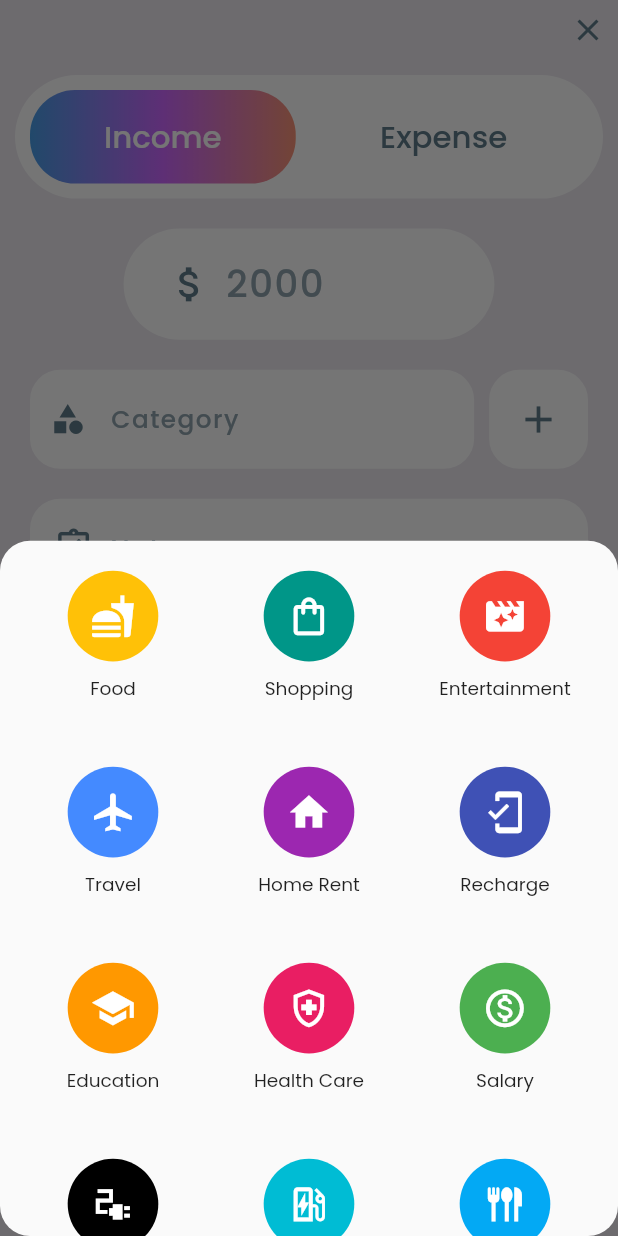
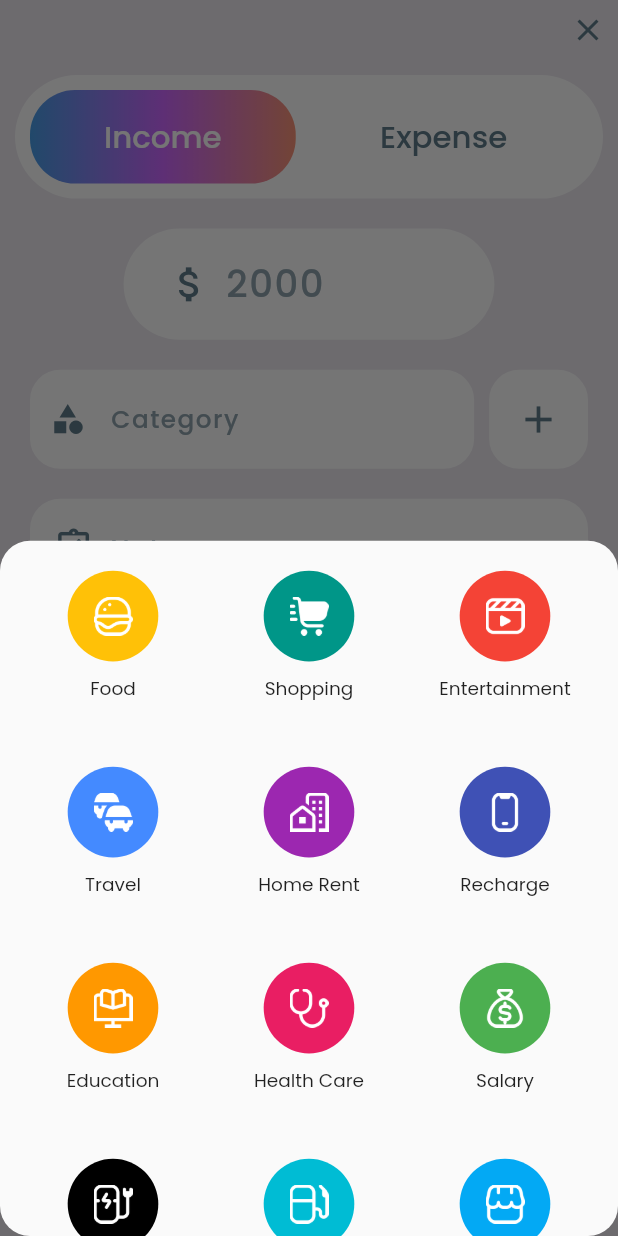
Before and after one commit to theAkHilsarkar18/income_expense_app, a Flutter app: the Insertscreen screen opened by its route, after a tap on "Category", on a phone screen of 412 x 824 dp. Run offline on Flutter 3.47's test engine with Material 2 defaults, Android fonts, the phone set to English and light mode, and no system bars; our stand-ins replace get, google_fonts, shared_preferences, sizer, sqflite; missing offline and left inert: draw_graph; accounts and stored records are empty.

Commit message:
21-05-2023

```diff
--- a/lib/screen/home/stateless/listview.dart
+++ b/lib/screen/home/stateless/listview.dart
@@ -49,7 +49,7 @@ class ListViewHomescreen extends StatelessWidget {
 
 
 // transaction box
-Widget transactionBox(String category,String note,String date,String time,String amount,Icon i1,Color c1,int b1,String paytype) {
+Widget transactionBox(String category,String note,String date,String time,int amount,Icon i1,Color c1,int b1,String paytype) {
   return Container(
     height: 11.h,
     width: double.infinity,
--- a/lib/screen/home/view/homescreen.dart
+++ b/lib/screen/home/view/homescreen.dart
@@ -38,6 +38,8 @@ class _HomescreenState extends State<Homescreen> {
     DatabaseHelper databaseHelper = DatabaseHelper();
     databaseHelper.checkDatabase();
     transactionController.readTransaction();
+    transactionController.totalIncome();
+    transactionController.totalExpanse();
     print("${transactionController.transactionList.length}======initstate========");
   }
   @override
--- a/lib/screen/insertscreen/controller/insertcontroller.dart
+++ b/lib/screen/insertscreen/controller/insertcontroller.dart
@@ -99,4 +99,20 @@ class InsertController extends GetxController {
   Rx<DateTime?> pickeddate = DateTime.now().obs;
   Rx<TimeOfDay?> pickedTime = TimeOfDay.now().obs;
 
+  // category image list
+  List categoryImageList = [
+    'assets/category/food.png',
+    'assets/category/shop.png',
+    'assets/category/ent.png',
+    'assets/category/travel.png',
+    'assets/category/rent.png',
+    'assets/category/recharge.png',
+    'assets/category/education.png',
+    'assets/category/health.png',
+    'assets/category/salary.png',
+    'assets/category/bill.png',
+    'assets/category/fuel.png',
+    'assets/category/grocery.png',
+    'assets/category/pocket.png',
+  ];
 }
--- a/lib/screen/insertscreen/stateless/addcategory.dart
+++ b/lib/screen/insertscreen/stateless/addcategory.dart
@@ -71,8 +71,7 @@ class AddCategoryInsertscreen extends StatelessWidget {
                   int index = transactionController.categoryList.length - 1;
                   print(index);
                   insertController.categoryNameList.add(transactionController.categoryList[index]['category']);
-                  insertController.categoryIconList.add(Icon(Icons.category_outlined,color: Colors.white,));
-                  insertController.categoryColorList.add(Colors.orange);
+                  insertController.categoryImageList.add('assets/category/new.png');
                   print('${insertController.categoryNameList}');
                 });
                 Get.back();
--- a/lib/screen/insertscreen/stateless/categorybottomsheet.dart
+++ b/lib/screen/insertscreen/stateless/categorybottomsheet.dart
@@ -26,8 +26,8 @@ class CategoryBottomsheet extends StatelessWidget {
           children: [
             CircleAvatar(
               radius: 22.sp,
-              backgroundColor: insertController.categoryColorList[index],
-              child: insertController.categoryIconList[index],
+              backgroundColor: insertController.categoryColorList[index%13],
+              child: Image.asset('${insertController.categoryImageList[index]}',height: 26,width: 26,),
             ),
             SizedBox(height: 1.h,),
             Text('${insertController.categoryNameList[index]}',style: GoogleFonts.poppins(fontSize: 9.sp)),
--- a/lib/screen/insertscreen/stateless/datepicker.dart
+++ b/lib/screen/insertscreen/stateless/datepicker.dart
@@ -32,7 +32,7 @@ class DatepickerInserscreen extends StatelessWidget {
                     return Theme(
                       data: ThemeData(
                         colorScheme: ColorScheme.light(
-                            primary: Color(0xffcc66ff),
+                            primary: Color(0xfffa9477),
                            ),
                         dialogBackgroundColor: Colors.white,
                       ),
--- a/lib/screen/insertscreen/view/insertscreen.dart
+++ b/lib/screen/insertscreen/view/insertscreen.dart
@@ -194,17 +194,17 @@ class _InsertscreenState extends State<Insertscreen> {
                       {
                         homeController.totalBalance.value = homeController.totalBalance.value + amt;
                         homeController.totalIncome.value = homeController.totalIncome.value + amt;
-
                       }
                     else
                       {
                         homeController.totalBalance.value = homeController.totalBalance.value - amt;
                         homeController.totalExpense.value = homeController.totalExpense.value + amt;
-
                       }
                     insertController.categorySelected.value = false;
                     insertController.categoryIndex.value = 0;
                     transactionController.readTransaction();
+                    transactionController.totalIncome();
+                    transactionController.totalExpanse();
                     Get.back();
                   },
                   child: SavebuttonInsertscreen(),
```
Also changed, not shown: lib/screen/home/stateless/balancecard.dart (+5 -3 lines), lib/screen/transactionscreen/controller/transaction_controller.dart (+28 -0 lines), lib/screen/transactionscreen/stateless/bottomsheetTransaction.dart (+22 -0 lines), lib/screen/transactionscreen/view/transaction_screen.dart (+7 -5 lines), lib/utils/databasehelper.dart (+18 -1 lines), assets/category/pocket.png (added).
